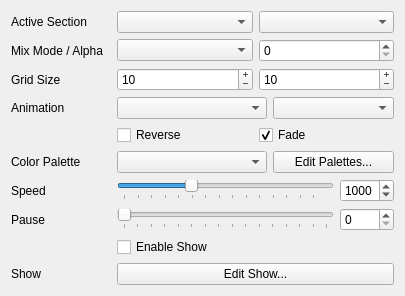
Before: the Qt Designer form gui/widget/maestrocontrol.ui in 8bitbuddhist/PixelMaestro, drawn with Qt 5.
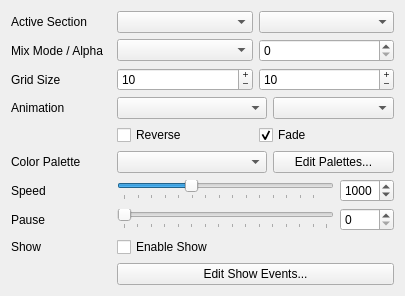
After: the same form once the commit is applied.

Commit message: Re-added Show support to GUI (in progress - broken)

Diff of the .ui file:
```diff
--- a/gui/widget/maestrocontrol.ui
+++ b/gui/widget/maestrocontrol.ui
@@ -280,17 +280,10 @@
        </property>
       </widget>
      </item>
-     <item row="12" column="0">
-      <widget class="QLabel" name="showLabel">
-       <property name="text">
-        <string>Show</string>
-       </property>
-      </widget>
-     </item>
      <item row="12" column="1">
       <widget class="QPushButton" name="editEventsButton">
        <property name="text">
-        <string>Edit Show...</string>
+        <string>Edit Show Events...</string>
        </property>
       </widget>
      </item>
@@ -334,6 +327,13 @@
        </item>
       </layout>
      </item>
+     <item row="11" column="0">
+      <widget class="QLabel" name="showLabel">
+       <property name="text">
+        <string>Show</string>
+       </property>
+      </widget>
+     </item>
     </layout>
    </item>
   </layout>
```
The commit also changes 27 other files.
